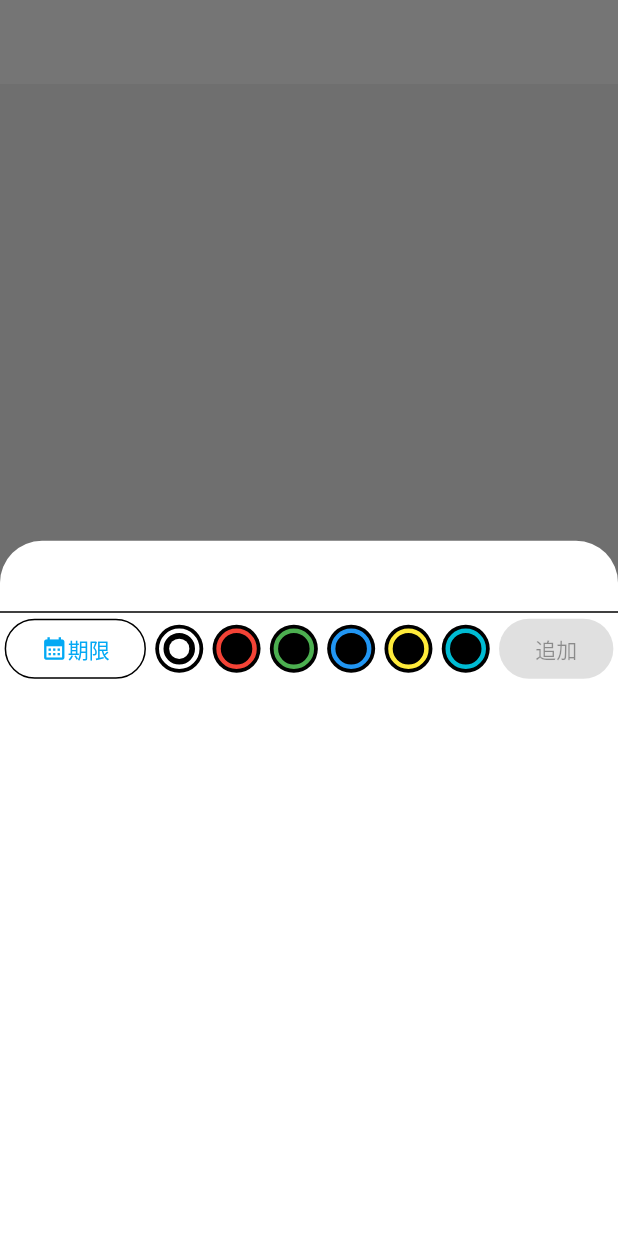
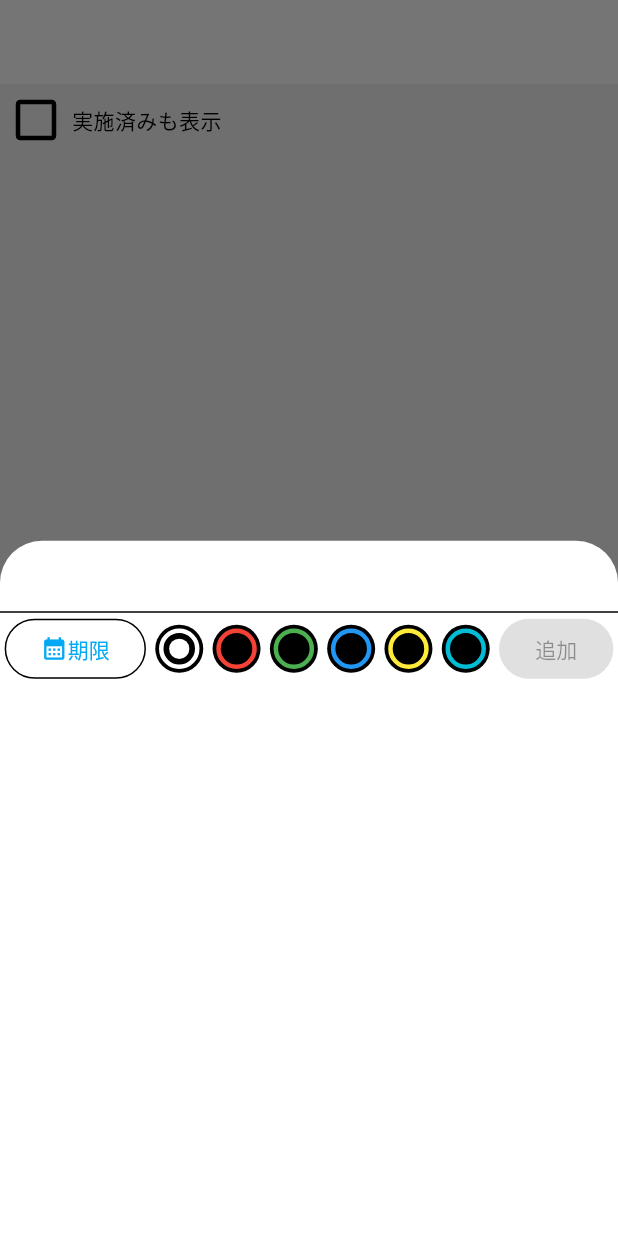
Before and after one commit to sakushin-udemy/firebase_todo_list, a Flutter app: the screen it shows after launch, after a tap on the "add" icon, on a phone screen of 412 x 824 dp. Run offline on Flutter 3.47's test engine with Material 2 defaults, Android fonts, the phone set to English and light mode, and no system bars; our stand-ins replace cloud_firestore, firebase_core, freezed_annotation, get_it; accounts and stored records are empty; generated files the repository leaves out were written again.

Commit message:
実施済みのTODOを非表示にも切り替えられるようにした

```diff
--- a/lib/main.dart
+++ b/lib/main.dart
@@ -69,6 +69,8 @@ class _MyHomePageState extends State<MyHomePage> {
 
   final _todoRepository = TodoRepository('user');
 
+  bool _visibleDoneItem = false;
+
   @override
   Widget build(BuildContext context) {
     return Scaffold(
@@ -77,11 +79,31 @@ class _MyHomePageState extends State<MyHomePage> {
         child: Column(
           mainAxisAlignment: MainAxisAlignment.center,
           children: <Widget>[
+            Row(
+              children: [
+                Transform.scale(
+                  scale: 1.5,
+                  child: Checkbox(
+                      value: _visibleDoneItem,
+                      onChanged: (value) {
+                        if (value == null) {
+                          return;
+                        }
+                        setState(() {
+                          _visibleDoneItem = value;
+                        });
+                      }),
+                ),
+                const Text('実施済みも表示'),
+              ],
+            ),
             Expanded(
               child: Padding(
                 padding: const EdgeInsets.all(16.0),
                 child: StreamBuilder(
-                    stream: _todoRepository.stream().snapshots(),
+                    stream: _todoRepository
+                        .stream(isDone: _visibleDoneItem ? null : false)
+                        .snapshots(),
                     builder: (context, snapshot) {
                       if (snapshot.hasError) {
                         return Text('Error: ${snapshot.error}');
```
